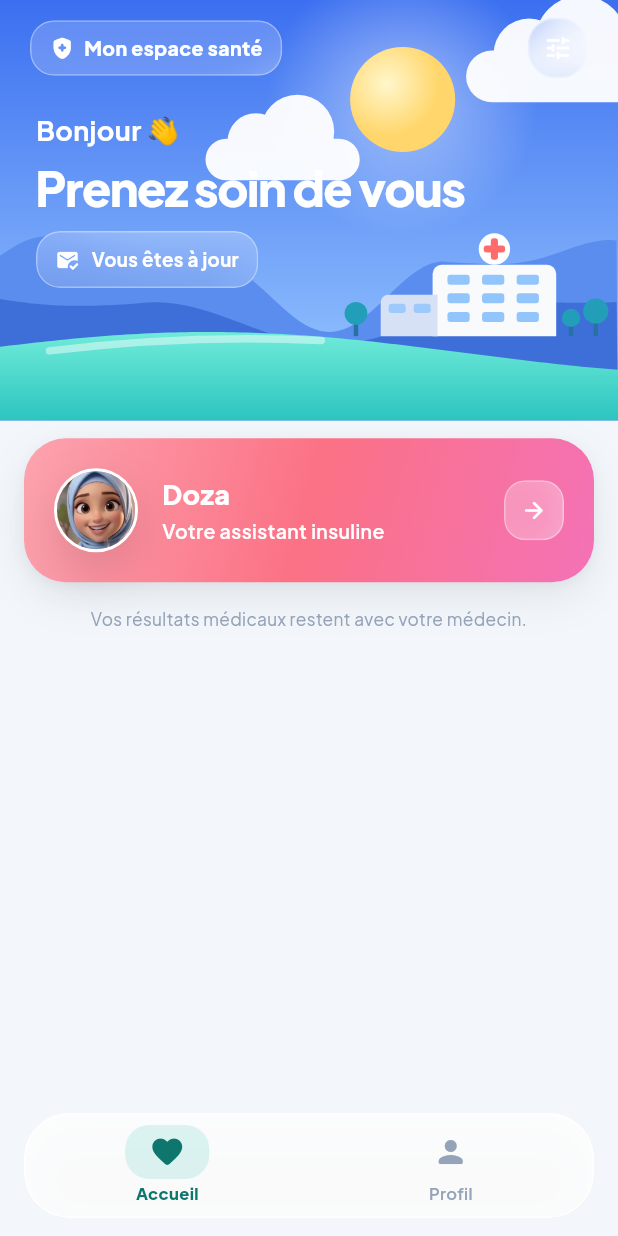
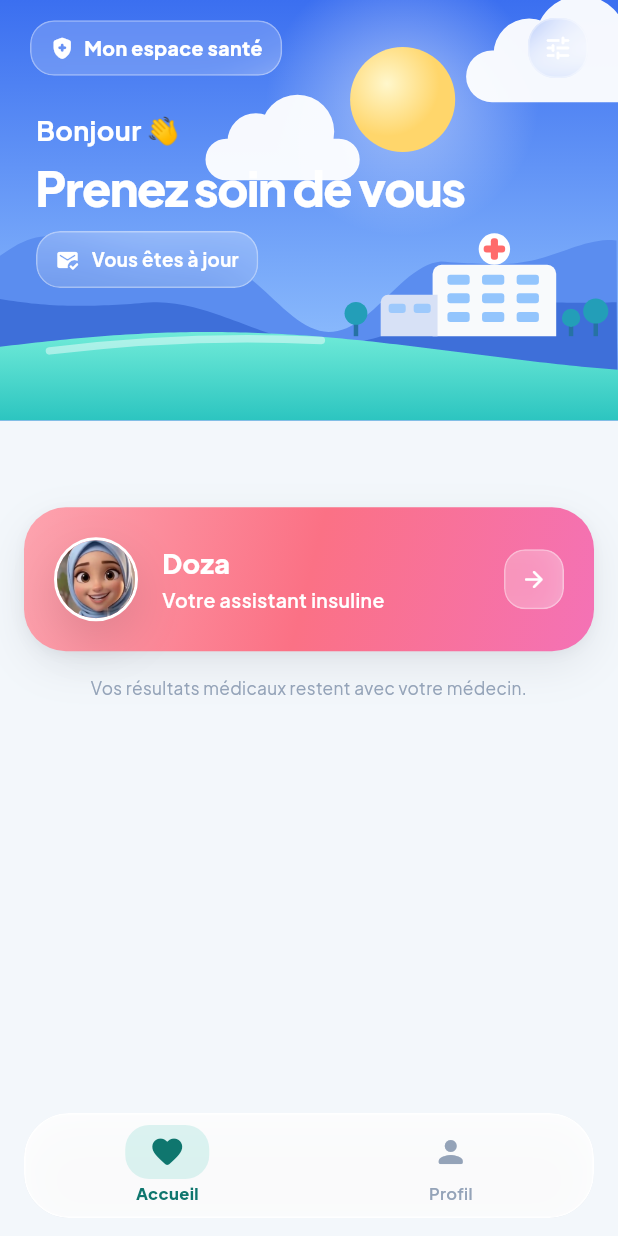
Before and after one commit to FyrasBenSlimane/ML, a Flutter app: the _PatientShellView screen opened directly, on a phone screen of 412 x 824 dp. Run offline on Flutter 3.47's test engine with Material 3 defaults, Android fonts, the phone set to English and light mode, and no system bars; drawn by our look-alikes of flutter_animate; our stand-ins replace audioplayers, equatable, flutter_bloc, flutter_tts, google_fonts, shared_preferences and 1 more; accounts and stored records are empty; network calls fail.

Commit message:
Accueil patient : marge au-dessus de la carte Doza doublée (46 -> 92 px)
Co-Authored-By: Claude Opus 4.8 <noreply@anthropic.com>

```diff
--- a/deployment_v2/mobile/lib/features/patient/patient_shell.dart
+++ b/deployment_v2/mobile/lib/features/patient/patient_shell.dart
@@ -87,7 +87,7 @@ class _PatientHome extends StatelessWidget {
                   color: AppColors.bg,
                   borderRadius: BorderRadius.vertical(top: Radius.circular(36)),
                 ),
-                padding: EdgeInsets.fromLTRB(16, 46, 16, 120 + MediaQuery.paddingOf(context).bottom),
+                padding: EdgeInsets.fromLTRB(16, 92, 16, 120 + MediaQuery.paddingOf(context).bottom),
                 child: const _AlertsSection(),
               ),
             ),
```
